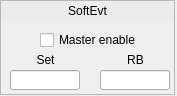
epics-modules/mrfioc2, file ui/EVG/evg_master_softEvt.ui: the form before one commit.
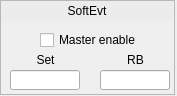
The form after the commit. Custom widgets are drawn as their Qt base class.

Commit message: frames and layout correction

The edit to the form file:
```diff
--- a/ui/EVG/evg_master_softEvt.ui
+++ b/ui/EVG/evg_master_softEvt.ui
@@ -56,7 +56,7 @@
      <rect>
       <x>1</x>
       <y>1</y>
-      <width>173</width>
+      <width>172</width>
       <height>20</height>
      </rect>
     </property>
```
The commit also changes 7 other files.
